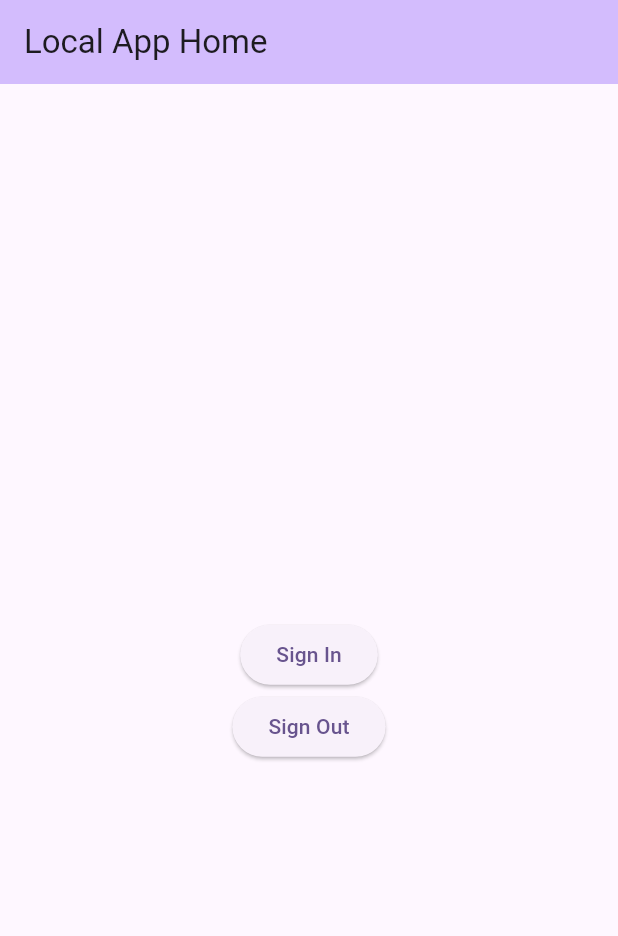
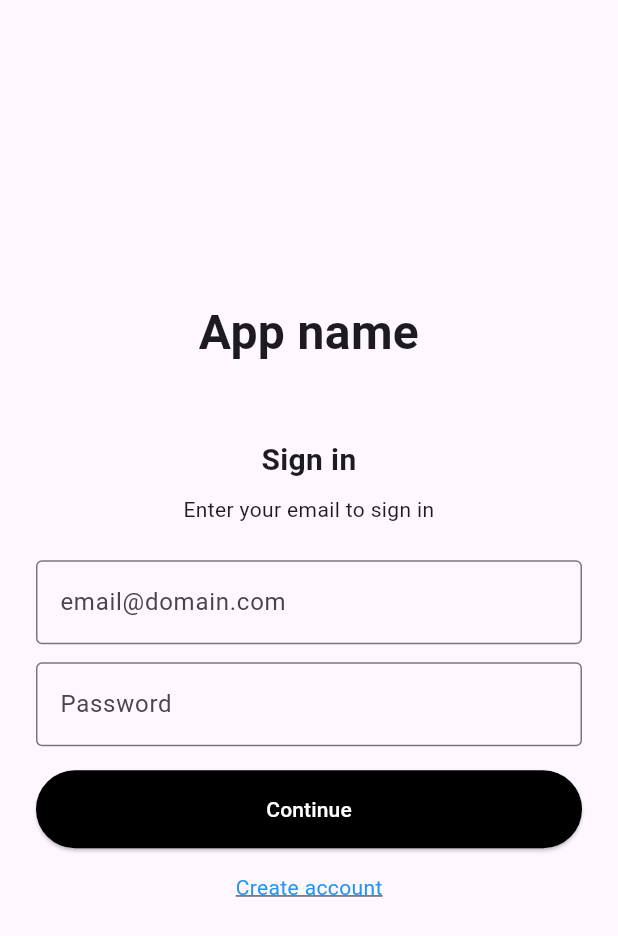
Before and after one commit to cem-cagatay/local-frontend, a Flutter app: the screen it shows after launch, on a phone screen of 412 x 824 dp. Shown: the top 936 px of the screen. Run offline on Flutter 3.47's test engine with Material 3 defaults, Android fonts, the phone set to English and light mode, and no system bars; our stand-ins replace firebase_auth, firebase_core; accounts and stored records are empty.

Commit message:
home page added

```diff
--- a/lib/main.dart
+++ b/lib/main.dart
@@ -4,6 +4,9 @@ import 'firebase_options.dart';
 
 import 'repositories/auth_repository.dart';
 import 'repositories/firebase_auth_repository.dart';
+import 'screens/signin_screen.dart';
+import 'screens/signup_screen.dart';
+import 'screens/home_screen.dart';
 
 void main() async {
   WidgetsFlutterBinding.ensureInitialized();
@@ -17,96 +20,19 @@ class MyApp extends StatelessWidget {
   final AuthRepository authRepository;
   const MyApp({super.key, required this.authRepository});
 
-  // This widget is the root of your application.
   @override
   Widget build(BuildContext context) {
     return MaterialApp(
       title: 'Local App',
       theme: ThemeData(
-        // This is the theme of your application.
-        //
-        // TRY THIS: Try running your application with "flutter run". You'll see
-        // the application has a purple toolbar. Then, without quitting the app,
-        // try changing the seedColor in the colorScheme below to Colors.green
-        // and then invoke "hot reload" (save your changes or press the "hot
-        // reload" button in a Flutter-supported IDE, or press "r" if you used
-        // the command line to start the app).
-        //
-        // Notice that the counter didn't reset back to zero; the application
-        // state is not lost during the reload. To reset the state, use hot
-        // restart instead.
-        //
-        // This works for code too, not just values: Most code changes can be
-        // tested with just a hot reload.
         colorScheme: ColorScheme.fromSeed(seedColor: Colors.deepPurple),
       ),
-      home: MyHomePage(title: 'Local App Home', authRepository: authRepository),
+      initialRoute: '/signin',
+      routes: {
+        '/signin': (context) => SignInScreen(authRepository: authRepository),
+        '/signup': (context) => SignupScreen(authRepository: authRepository),
+        '/home': (context) => HomeScreen(),
+      },
     );
   }
 }
-
-class MyHomePage extends StatefulWidget {
-  final String title;
-  final AuthRepository authRepository;
-  const MyHomePage({super.key, required this.title, required this.authRepository});
-
-  @override
-  State<MyHomePage> createState() => _MyHomePageState();
-}
-
-class _MyHomePageState extends State<MyHomePage> {
-  String _status = '';
-
-  Future<void> _signIn() async {
-    try {
-      await widget.authRepository.signIn('test@example.com', 'password123');
-      setState(() {
-        _status = 'Signed in!';
-      });
-    } catch (e) {
-      setState(() {
-        _status = 'Sign in failed:   ${e.toString()}';
-      });
-    }
-  }
-
-  Future<void> _signOut() async {
-    try {
-      await widget.authRepository.signOut();
-      setState(() {
-        _status = 'Signed out!';
-      });
-    } catch (e) {
-      setState(() {
-        _status = 'Sign out failed:   ${e.toString()}';
-      });
-    }
-  }
-
-  @override
-  Widget build(BuildContext context) {
-    return Scaffold(
-      appBar: AppBar(
-        backgroundColor: Theme.of(context).colorScheme.inversePrimary,
-        title: Text(widget.title),
-      ),
-      body: Center(
-        child: Column(
-          mainAxisAlignment: MainAxisAlignment.center,
-          children: <Widget>[
-            Text(_status),
-            const SizedBox(height: 20),
-            ElevatedButton(
-              onPressed: _signIn,
-              child: const Text('Sign In'),
-            ),
-            ElevatedButton(
-              onPressed: _signOut,
-              child: const Text('Sign Out'),
-            ),
-          ],
-        ),
-      ),
-    );
-  }
-}
--- a/lib/repositories/auth_repository.dart
+++ b/lib/repositories/auth_repository.dart
@@ -1,5 +1,6 @@
 abstract class AuthRepository {
   Future<void> signIn(String email, String password);
   Future<void> signOut();
+  Future<void> signUp(String email, String password); // Added for registration
   // Add other auth methods as needed
 }
--- a/lib/repositories/firebase_auth_repository.dart
+++ b/lib/repositories/firebase_auth_repository.dart
@@ -13,4 +13,9 @@ class FirebaseAuthRepository implements AuthRepository {
   Future<void> signOut() async {
     await _firebaseAuth.signOut();
   }
+
+  @override
+  Future<void> signUp(String email, String password) async {
+    await _firebaseAuth.createUserWithEmailAndPassword(email: email, password: password);
+  }
 }
--- /dev/null
+++ b/lib/screens/signin_screen.dart
@@ -0,0 +1,109 @@
+import 'package:flutter/material.dart';
+import '../repositories/auth_repository.dart';
+
+class SignInScreen extends StatefulWidget {
+  final AuthRepository authRepository;
+  const SignInScreen({super.key, required this.authRepository});
+
+  @override
+  State<SignInScreen> createState() => _SignInScreenState();
+}
+
+class _SignInScreenState extends State<SignInScreen> {
+  final TextEditingController _emailController = TextEditingController();
+  final TextEditingController _passwordController = TextEditingController();
+  String _status = '';
+
+  Future<void> _signIn() async {
+    try {
+      await widget.authRepository.signIn(_emailController.text, _passwordController.text);
+      setState(() {
+        _status = '';
+      });
+      Navigator.pushReplacementNamed(context, '/home');
+    } catch (e) {
+      setState(() {
+        _status = 'Sign in failed:  [${e.toString()}';
+      });
+    }
+  }
+
+  @override
+  Widget build(BuildContext context) {
+    return Scaffold(
+      body: Padding(
+        padding: const EdgeInsets.symmetric(horizontal: 24.0),
+        child: Center(
+          child: Column(
+            mainAxisAlignment: MainAxisAlignment.center,
+            crossAxisAlignment: CrossAxisAlignment.stretch,
+            children: [
+              const Text(
+                'App name',
+                style: TextStyle(fontSize: 32, fontWeight: FontWeight.bold),
+                textAlign: TextAlign.center,
+              ),
+              const SizedBox(height: 48),
+              const Text(
+                'Sign in',
+                style: TextStyle(fontSize: 20, fontWeight: FontWeight.bold),
+                textAlign: TextAlign.center,
+              ),
+              const SizedBox(height: 8),
+              const Text(
+                'Enter your email to sign in',
+                textAlign: TextAlign.center,
+              ),
+              const SizedBox(height: 24),
+              TextField(
+                controller: _emailController,
+                decoration: const InputDecoration(
+                  hintText: 'email@domain.com',
+                  border: OutlineInputBorder(),
+                ),
+                keyboardType: TextInputType.emailAddress,
+              ),
+              const SizedBox(height: 12),
+              TextField(
+                controller: _passwordController,
+                decoration: const InputDecoration(
+                  hintText: 'Password',
+                  border: OutlineInputBorder(),
+                ),
+                obscureText: true,
+              ),
+              const SizedBox(height: 16),
+              ElevatedButton(
+                onPressed: _signIn,
+                style: ElevatedButton.styleFrom(
+                  backgroundColor: Colors.black,
+                  foregroundColor: Colors.white,
+                  padding: const EdgeInsets.symmetric(vertical: 16),
+                ),
+                child: const Text('Continue'),
+              ),
+              const SizedBox(height: 16),
+              Center(
+                child: GestureDetector(
+                  onTap: () {
+                    Navigator.pushNamed(context, '/signup');
+                  },
+                  child: const Text(
+                    'Create account',
+                    style: TextStyle(
+                      color: Colors.blue,
+                      decoration: TextDecoration.underline,
+                    ),
+                  ),
+                ),
+              ),
+              const SizedBox(height: 24),
+              if (_status.isNotEmpty)
+                Text(_status, textAlign: TextAlign.center, style: const TextStyle(color: Colors.red)),
+            ],
+          ),
+        ),
+      ),
+    );
+  }
+}
```
Also changed, not shown: lib/screens/home_screen.dart (added, +205 -0 lines), lib/screens/signup_screen.dart (added, +153 -0 lines), 1 other file.
